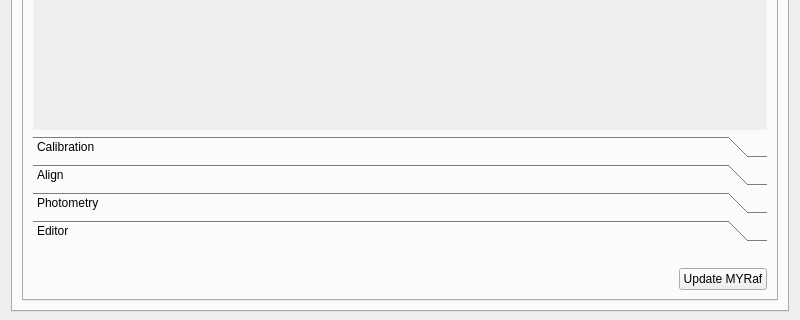
This is myraf.ui in yucelkilic/myrafproject as Qt 5 draws it before an edit; both pictures show x 0 to 800 and y 340 to 660 of the 800 by 660 pixel window. The edited form follows.
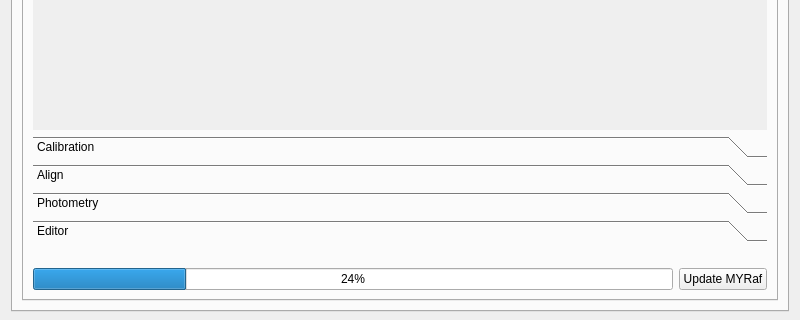
This is the edited form. The open tabs and pages were chosen to show the change. Icons and pictures are not drawn. Custom widgets are drawn as their Qt base class.

Diff of the .ui file:
```diff
--- a/myraf.ui
+++ b/myraf.ui
@@ -3754,17 +3754,11 @@
             </widget>
            </item>
            <item row="2" column="0">
-            <spacer name="horizontalSpacer_3">
-             <property name="orientation">
-              <enum>Qt::Horizontal</enum>
+            <widget class="QProgressBar" name="progressBar_8">
+             <property name="value">
+              <number>24</number>
              </property>
-             <property name="sizeHint" stdset="0">
-              <size>
-               <width>613</width>
-               <height>20</height>
-              </size>
-             </property>
-            </spacer>
+            </widget>
            </item>
            <item row="2" column="1">
             <widget class="QPushButton" name="pushButton_52">
```
Left out of the diff: 40 changed lines with no effect on the pictures.
